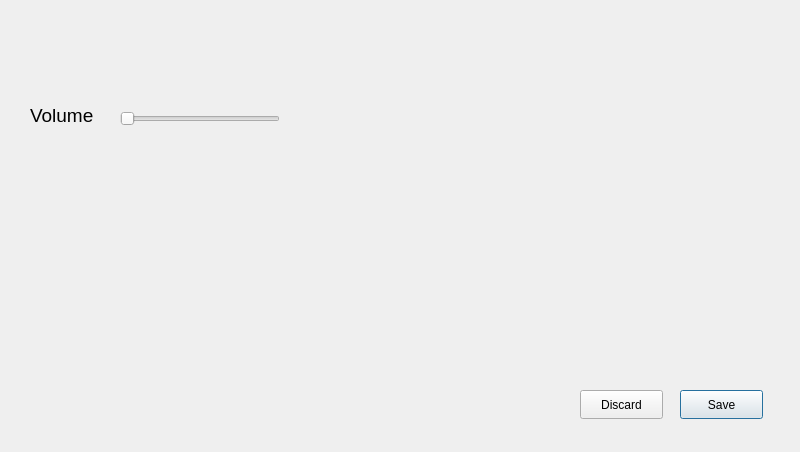
This is options.ui in MohamESalem/Clash-of-Clans-QT as Qt 5 draws it before an edit. The edited form follows.
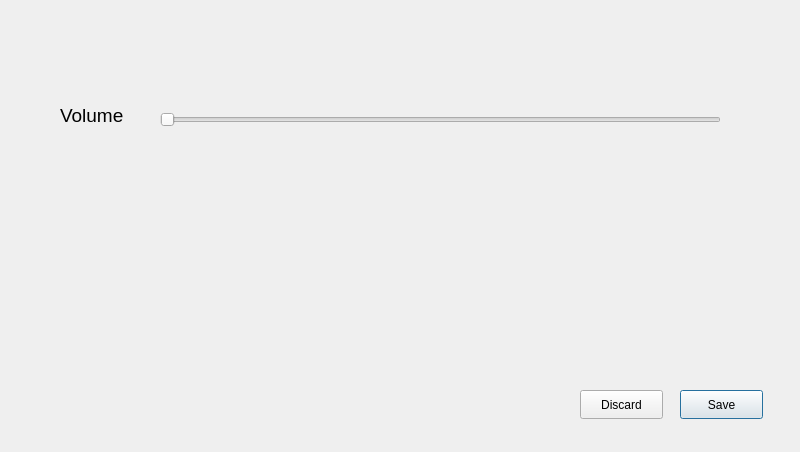
This is the edited form.

Commit message: restyle the options widnow and fix the discard button

Diff of the .ui file:
```diff
--- a/options.ui
+++ b/options.ui
@@ -29,7 +29,7 @@
   <widget class="QLabel" name="label">
    <property name="geometry">
     <rect>
-     <x>30</x>
+     <x>60</x>
      <y>90</y>
      <width>101</width>
      <height>51</height>
@@ -47,10 +47,10 @@
   <widget class="QSlider" name="volumeSlider">
    <property name="geometry">
     <rect>
-     <x>120</x>
+     <x>160</x>
      <y>110</y>
-     <width>160</width>
-     <height>18</height>
+     <width>561</width>
+     <height>20</height>
     </rect>
    </property>
    <property name="maximum">
```
Left out of the diff: 2 changed lines with no effect on the pictures. The commit also changes 1 other file.
